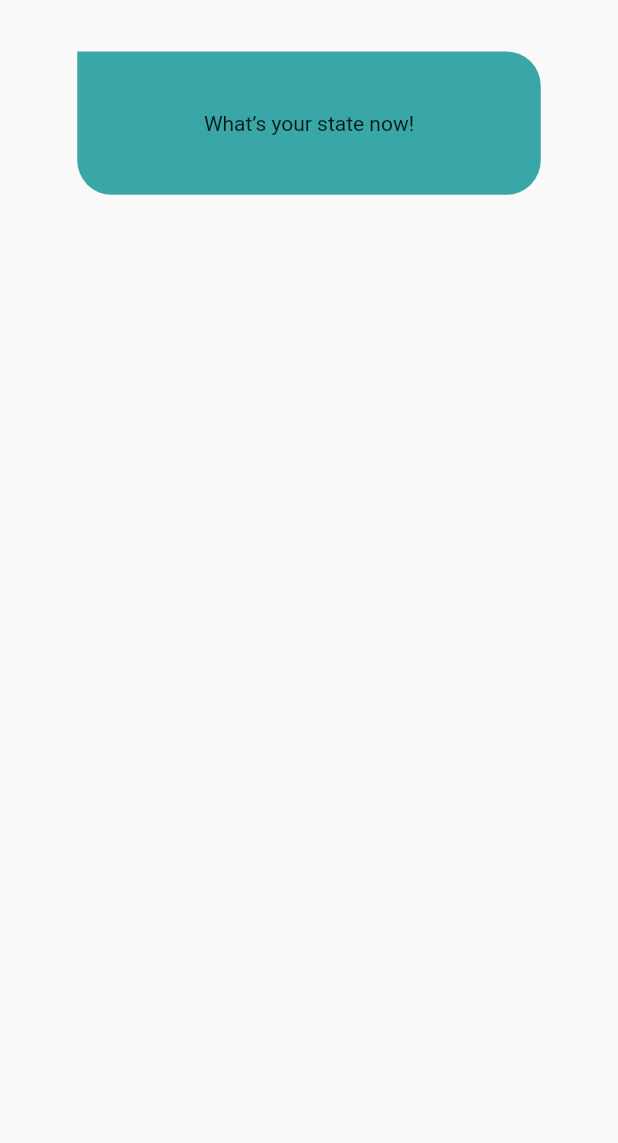
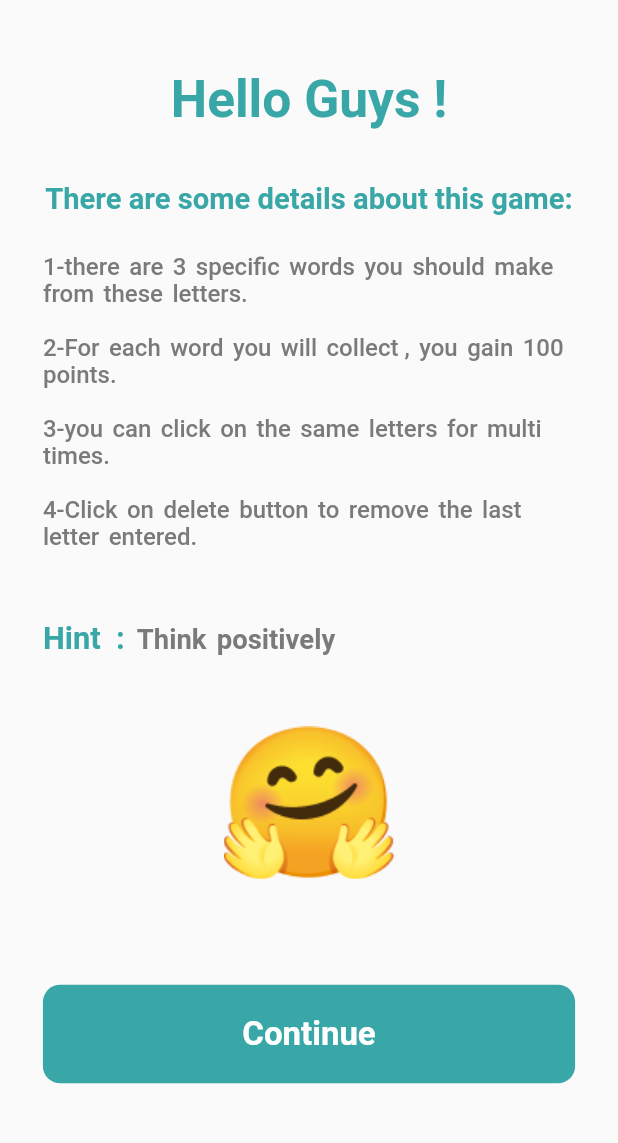
Before and after one commit to Euphoria-Team-Nutri-Mind-App-Website/NutriMind_Flutter, a Flutter app: the PuzzleStartScreen screen opened by its route, after a tap on "Play", on a phone screen of 412 x 824 dp, the part 84-1227 px from its top. Run offline on Flutter 3.47's test engine with Material 2 defaults, Android fonts, the phone set to English and light mode, and no system bars; our stand-ins replace animated_splash_screen, bloc, card_swiper, dropdown_button2, flutter_bloc, flutter_rating_bar and 5 more; missing offline and left inert: custom_clippers, flutter_verification_code; accounts and stored records are empty; network calls fail; Roboto replaces fonts that are missing (Poppins).

Commit message:
logic & UI Puzzle screens

```diff
--- /dev/null
+++ b/lib/modules/ui/Patient_screens/patient_puzzle_screens/patient_puzzle_first_screen.dart
@@ -0,0 +1,95 @@
+import 'package:flutter/material.dart';
+import 'package:flutter_screenutil/flutter_screenutil.dart';
+import '../../../../shared/Constants/colors.dart';
+import '../../../../shared/Constants/text_theme.dart';
+import '../../../../shared/widgets/default_items.dart';
+
+class PatientPuzzleFirstScreen extends StatelessWidget {
+  const PatientPuzzleFirstScreen({super.key});
+
+  @override
+  Widget build(BuildContext context) {
+    return Scaffold(
+      appBar: MyAppBar(
+        backPage: 'PuzzleStartScreen',
+        pageTitle: Row(
+          mainAxisAlignment: MainAxisAlignment.start,
+          children: [
+            Image(
+              image: const AssetImage('assets/images/WordJourney.png'),
+              width: 110.w,
+            )
+          ],
+        ),
+      ),
+      body: Padding(
+        padding: EdgeInsets.symmetric(vertical: 40.sp, horizontal: 25.sp),
+        child: Center(
+          child:
+          Column(crossAxisAlignment: CrossAxisAlignment.center,
+              children: [
+            Text(
+              "Hello Guys !",
+              style: AppTextStyle().greyText.copyWith(
+                  color: MyColors.darkBlue,
+                  fontSize: 30.sp,
+                  fontWeight: FontWeight.w700),
+            ),
+            SizedBox(
+              height: 30.h,
+            ),
+            Text(
+              'There are some details about this game:',
+              style: AppTextStyle().greyText.copyWith(
+                  color: MyColors.darkBlue,
+                  fontSize: 17.sp,
+                  fontWeight: FontWeight.w700),
+            ),
+            SizedBox(
+              height: 20.h,
+            ),
+            Text(
+              "1-there are 3 specific words you should make from these letters.\n\n"
+              "2-For each word you will collect , you gain 100 points.\n\n"
+              "3-you can click on the same letters for multi times.\n\n"
+              "4-Click on delete button to remove the last letter entered.\n\n",
+              style: AppTextStyle()
+                  .greyText
+                  .copyWith(fontSize: 14.sp, height: 1.sp, wordSpacing: 2.sp),
+            ),
+            SizedBox(height: 10.sp,),
+            Row(
+              children: [
+                Text(
+                  "Hint  :",
+                  style: AppTextStyle().greyText.copyWith(
+                      color: MyColors.darkBlue,
+                      fontSize: 18.sp,
+                      fontWeight: FontWeight.w700),
+                ),
+                SizedBox(width: 7.w),
+                Text(
+                  "Think positively ",
+                  style: AppTextStyle()
+                      .greyText
+                      .copyWith(fontSize: 16.sp, height: 1.sp, wordSpacing: 2.sp,fontWeight: FontWeight.w700),
+                ),
+              ],
+            ),
+            SizedBox(height: 30.h),
+            Image.asset('assets/images/verygood.png',width: 120.w,),
+                const Expanded(child: SizedBox()),
+                MyBlueButton(
+                  width: double.infinity,
+                  height: 55.h,
+                  page:'PatientPuzzleSecondScreen' ,
+                  text: 'Continue',
+                )
+
+
+              ]),
+        ),
+      ),
+    );
+  }
+}
--- a/lib/modules/ui/Patient_screens/patient_puzzle_screens/patient_puzzle_main_screen.dart
+++ /dev/null
@@ -1,47 +0,0 @@
-import 'package:flutter/material.dart';
-import 'package:flutter_screenutil/flutter_screenutil.dart';
-import 'package:nutri_mind_application/shared/Constants/colors.dart';
-import '../../../../shared/widgets/default_items.dart';
-
-class PuzzleMainScreen extends StatelessWidget {
-  const PuzzleMainScreen({super.key});
-
-  @override
-  Widget build(BuildContext context) {
-    return Scaffold(
-      appBar: MyAppBar(
-        backPage: 'PatientNavBarScreen',
-        pageTitle: Row(
-          mainAxisAlignment: MainAxisAlignment.start,
-          children: [
-            Image(
-              image: const AssetImage('assets/images/WordJourney.png'),
-              width: 110.w,
-            )
-          ],
-        ),
-      ),
-      body: Padding(
-        padding: EdgeInsets.symmetric(horizontal: 25.sp,vertical: 30.sp),
-        child: Column(
-          children:[
-            Center(
-              child: Container(
-                height:80.h,
-                width: 270.w,
-                decoration:BoxDecoration(
-                  color: MyColors.darkBlue,
-                  borderRadius: BorderRadius.only(topRight: Radius.circular(20.r),bottomLeft:Radius.circular(20.r),bottomRight:Radius.circular(20.r))
-                ),
-                child:Center(child: Text("What’s your state now!")),
-
-              ),
-            )
-
-          ]
-
-        ),
-      ),
-    );
-  }
-}
--- a/lib/modules/ui/Patient_screens/patient_puzzle_screens/puzzle_start_screen.dart
+++ b/lib/modules/ui/Patient_screens/patient_puzzle_screens/puzzle_start_screen.dart
@@ -49,7 +49,7 @@ class _PuzzleStartScreenState extends State<PuzzleStartScreen> {
             SizedBox(
               height: 100.h,
             ),
-            MyBlueButton(text: 'Play', page: 'PuzzleMainScreen',height: 55.h,width: 180.w,),
+            MyBlueButton(text: 'Play', page: 'PatientPuzzleFirstScreen',height: 55.h,width: 180.w,),
           ],
         ),
       ),
--- a/lib/routes.dart
+++ b/lib/routes.dart
@@ -16,14 +16,15 @@ import 'modules/ui/Patient_screens/patient_motivzone_screen/patient_motivzone_sc
 import 'modules/ui/Patient_screens/patient_notes_screen/patient_add_notes.dart';
 import 'modules/ui/Patient_screens/patient_notes_screen/patient_notes_screen.dart';
 import 'modules/ui/Patient_screens/patient_notifications/patient_notifications.dart';
-import 'modules/ui/Patient_screens/patient_password_screens/patient_create_password_screen.dart';
+// import 'modules/ui/Patient_screens/patient_password_screens/patient_create_password_screen.dart';
 import 'modules/ui/Patient_screens/patient_password_screens/patient_forget_password_screen.dart';
-import 'modules/ui/Patient_screens/patient_password_screens/patient_verification_screen.dart';
+// import 'modules/ui/Patient_screens/patient_password_screens/patient_verification_screen.dart';
 import 'modules/ui/Patient_screens/patient_profile&settings&report/patient_help&support_screen.dart';
 import 'modules/ui/Patient_screens/patient_profile&settings&report/patient_profile.dart';
 import 'modules/ui/Patient_screens/patient_profile&settings&report/patient_report.dart';
 import 'modules/ui/Patient_screens/patient_profile&settings&report/patient_setting_screen.dart';
-import 'modules/ui/Patient_screens/patient_puzzle_screens/patient_puzzle_main_screen.dart';
+import 'modules/ui/Patient_screens/patient_puzzle_screens/patient_puzzle_first_screen.dart';
+import 'modules/ui/Patient_screens/patient_puzzle_screens/patient_puzzle_second_screen.dart';
 import 'modules/ui/Patient_screens/patient_puzzle_screens/puzzle_end_screen.dart';
 import 'modules/ui/Patient_screens/patient_puzzle_screens/puzzle_start_screen.dart';
 import 'modules/ui/Patient_screens/patient_question_screen/patient_question_screen.dart';
@@ -78,6 +79,8 @@ Map<String, WidgetBuilder> routes = {
   'PatientListChatsScreen': (context) => const PatientListChatsScreen(),
   'PuzzleStartScreen': (context) => const PuzzleStartScreen(),
   'PuzzleEndScreen': (context) => const PuzzleEndScreen(),
+  'PatientPuzzleFirstScreen': (context) => const PatientPuzzleFirstScreen(),
+  'PatientPuzzleSecondScreen': (context) => const PatientPuzzleSecondScreen(),
   'PatientProfile': (context) => const PatientProfile(),
   'PatientSettingScreen': (context) => const PatientSettingScreen(),
   'PatientMotivzoneScreen': (context) => const PatientMotivzoneScreen(),
@@ -99,7 +102,6 @@ Map<String, WidgetBuilder> routes = {
   'DairyMyFoodScreen': (context) => const DairyMyFoodScreen(),
   'DoctorListForPatientScreen': (context) => const DoctorListForPatientScreen(),
   'PatientVodaUploadPhoto': (context) => const  PatientVodaUploadPhoto(),
-  'PuzzleMainScreen': (context) => const PuzzleMainScreen(),
   //****************************************************************************************
   'DoctorLoginScreen': (context) => const DoctorLoginScreen(),
   'DoctorSignUpScreen': (context) => const DoctorSignUpScreen(),
```
Also changed, not shown: lib/modules/ui/Patient_screens/patient_puzzle_screens/patient_puzzle_second_screen.dart (added, +196 -0 lines), lib/modules/ui/Patient_screens/patient_puzzle_screens/puzzle_end_screen.dart (+32 -28 lines).
